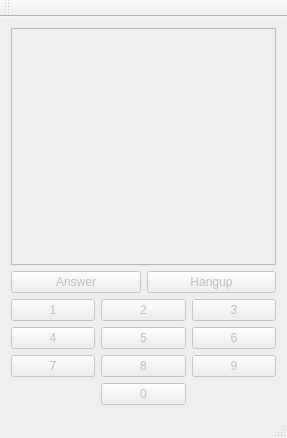
First picture: the form in jmesquita/FSPhone/mainwindow.ui, repository freeswitch/freeswitch-contrib, before the edit.
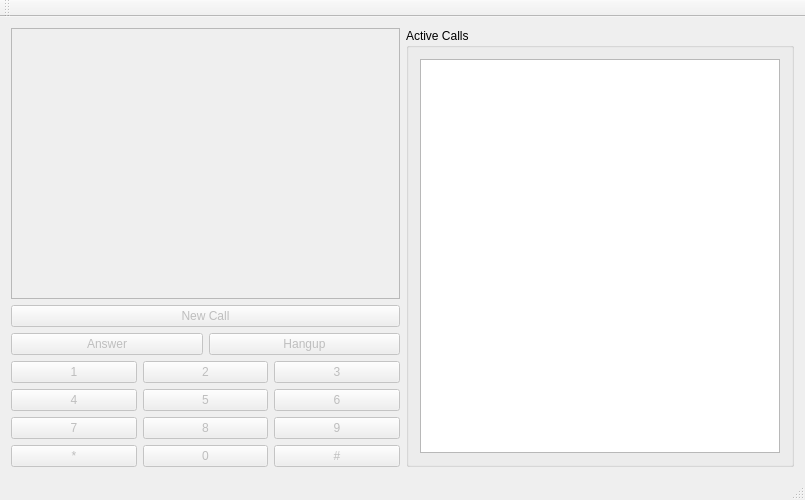
Second picture: the form after the edit.

Commit message: We now can receive multiple calls.

```diff
--- a/jmesquita/FSPhone/mainwindow.ui
+++ b/jmesquita/FSPhone/mainwindow.ui
@@ -6,15 +6,17 @@
    <rect>
     <x>0</x>
     <y>0</y>
-    <width>287</width>
-    <height>438</height>
+    <width>805</width>
+    <height>500</height>
    </rect>
   </property>
   <property name="windowTitle">
    <string>MainWindow</string>
   </property>
   <widget class="QWidget" name="centralWidget">
-   <layout class="QVBoxLayout" name="verticalLayout">
+   <layout class="QHBoxLayout" name="horizontalLayout_3">
+    <item>
+     <layout class="QVBoxLayout" name="verticalLayout_2">
     <item>
      <widget class="QTextEdit" name="textEdit">
       <property name="enabled">
@@ -25,6 +27,20 @@
       </property>
      </widget>
     </item>
+      <item>
+       <layout class="QHBoxLayout" name="horizontalLayout">
+        <item>
+         <widget class="QPushButton" name="newCallBtn">
+          <property name="enabled">
+           <bool>false</bool>
+          </property>
+          <property name="text">
+           <string>New Call</string>
+          </property>
+         </widget>
+        </item>
+       </layout>
+      </item>
     <item>
      <layout class="QGridLayout" name="gridLayout_2">
       <item row="0" column="0">
@@ -141,6 +157,16 @@
         </property>
        </widget>
       </item>
+        <item row="3" column="0">
+         <widget class="QPushButton" name="dtmfAstBtn">
+          <property name="enabled">
+           <bool>false</bool>
+          </property>
+          <property name="text">
+           <string>*</string>
+          </property>
+         </widget>
+        </item>
       <item row="3" column="1">
        <widget class="QPushButton" name="dtmf0Btn">
         <property name="enabled">
@@ -151,6 +177,34 @@
         </property>
        </widget>
       </item>
+        <item row="3" column="2">
+         <widget class="QPushButton" name="dtmfPoundBtn">
+          <property name="enabled">
+           <bool>false</bool>
+          </property>
+          <property name="text">
+           <string>#</string>
+          </property>
+         </widget>
+        </item>
+       </layout>
+      </item>
+     </layout>
+    </item>
+    <item>
+     <layout class="QVBoxLayout" name="verticalLayout">
+      <item>
+       <widget class="QGroupBox" name="groupBox">
+        <property name="title">
+         <string>Active Calls</string>
+        </property>
+        <layout class="QVBoxLayout" name="verticalLayout_3">
+         <item>
+          <widget class="QListWidget" name="listCalls"/>
+         </item>
+        </layout>
+       </widget>
+      </item>
      </layout>
     </item>
    </layout>
```
Left out of the diff: 2 changed lines with no effect on the pictures. Lines whose indentation alone changed are shown as unchanged. The commit also changes 2 other files.
